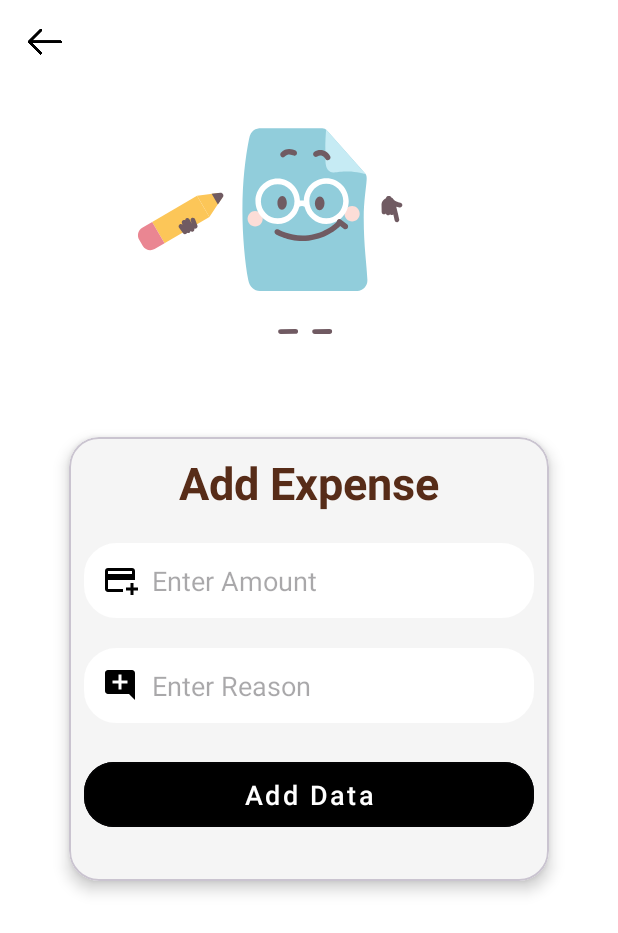
After one commit to amisadman/aybay-lite, an Android app: the AddIncome screen opened directly, with no data from a screen before it, on a phone screen of 412 x 824 dp. The commit adds this screen. Shown: the top 933 px of the screen. Run offline under Robolectric (Android 15) with nearby library versions, the phone set to English and light mode, and no system bars.

Commit message:
Added UI and activity logic for Add Income

```diff
--- /dev/null
+++ b/app/src/main/java/com/amisadman/aybaylite/Activities/AddIncome.java
@@ -0,0 +1,100 @@
+package com.amisadman.aybaylite.Activities;
+
+import android.content.Intent;
+import android.os.Bundle;
+import android.view.View;
+import android.widget.Button;
+import android.widget.EditText;
+import android.widget.ImageButton;
+import android.widget.TextView;
+import android.widget.Toast;
+
+import androidx.activity.EdgeToEdge;
+import androidx.appcompat.app.AppCompatActivity;
+import androidx.core.graphics.Insets;
+import androidx.core.view.ViewCompat;
+import androidx.core.view.WindowInsetsCompat;
+
+import com.airbnb.lottie.LottieAnimationView;
+import com.amisadman.aybaylite.R;
+import com.amisadman.aybaylite.Repo.DatabaseHelper;
+
+public class AddIncome extends AppCompatActivity {
+    TextView tvTitle;
+    EditText edAmount, edReason;
+    Button button;
+    ImageButton btnBack;
+    DatabaseHelper dbHelper;
+    LottieAnimationView animationAdd, animationUpdate;
+    String editId = null;
+    boolean isEdit = false;
+
+    @Override
+    protected void onCreate(Bundle savedInstanceState) {
+        super.onCreate(savedInstanceState);
+        setContentView(R.layout.activity_add_data);
+        btnBack = findViewById(R.id.btnBack);
+        tvTitle = findViewById(R.id.tvTitle);
+        edAmount = findViewById(R.id.edAmount);
+        edReason = findViewById(R.id.edReason);
+        button = findViewById(R.id.button);
+        animationAdd = findViewById(R.id.animationAdd);
+        animationUpdate = findViewById(R.id.animationUpdate);
+        dbHelper = new DatabaseHelper(this);
+        Intent intent = getIntent();
+        /*Edit Data
+        Edit button theke ekhane ashe.
+        */
+        if (intent.hasExtra("EDIT_ID"))
+        {
+            isEdit = true;
+            editId = intent.getStringExtra("EDIT_ID");
+            edAmount.setText(intent.getStringExtra("EDIT_AMOUNT"));
+            edReason.setText(intent.getStringExtra("EDIT_REASON"));
+            tvTitle.setText("Edit Expense");
+
+            animationUpdate.setVisibility(View.VISIBLE);
+            animationAdd.setVisibility(View.GONE);
+            button.setText("Update");
+        }
+        else
+        {
+            // Add Data
+            tvTitle.setText("Add Expense");
+
+            animationUpdate.setVisibility(View.GONE);
+            animationAdd.setVisibility(View.VISIBLE);
+        }
+        btnBack.setOnClickListener(v -> onBackPressed());
+        button.setOnClickListener(v ->
+        {
+            String sAmount = edAmount.getText().toString();
+            String reason = edReason.getText().toString();
+
+            // Input validation
+            if (sAmount.isEmpty() || reason.isEmpty())
+            {
+                Toast.makeText(AddIncome.this, "Please fill all fields", Toast.LENGTH_SHORT).show();
+                return;
+            }
+            double amount = Double.parseDouble(sAmount);
+
+            if (isEdit)
+            {
+                //Update korbe
+                dbHelper.updateExpense(editId, amount, reason);
+                finish();
+                Toast.makeText(AddIncome.this, "Entry Updated!", Toast.LENGTH_SHORT).show();
+            }
+            else
+            {
+                //Notun add
+                dbHelper.addExpense(amount, reason);
+                Toast.makeText(AddIncome.this, "Expense Added!", Toast.LENGTH_SHORT).show();
+                finish();
+            }
+        });
+
+    }
+
+}
--- a/app/src/main/res/layout/activity_add_data.xml
+++ b/app/src/main/res/layout/activity_add_data.xml
@@ -5,8 +5,7 @@
     android:id="@+id/add_data_activity"
     android:background="@color/white"
     android:layout_width="match_parent"
-    android:layout_height="match_parent"
-    tools:context=".AddData">
+    android:layout_height="match_parent">
     <ImageButton
         android:id="@+id/btnBack"
         android:layout_width="32dp"
```
Also changed, not shown: app/src/main/AndroidManifest.xml (+10 -5 lines), 1 other file.
